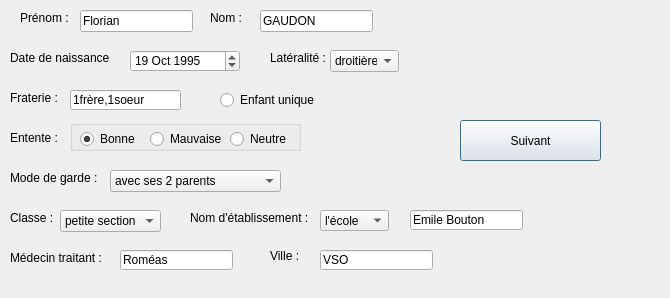
This is interface1.ui in flo91360/TrameErgo as Qt 5 draws it before an edit. The edited form follows.
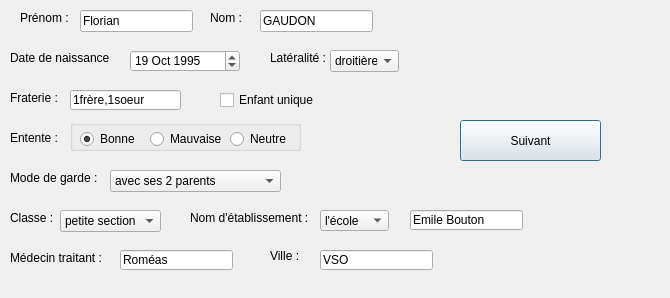
This is the edited form.

Patch:
```diff
--- a/interface1.ui
+++ b/interface1.ui
@@ -159,7 +159,7 @@
     <string>Fraterie : </string>
    </property>
   </widget>
-  <widget class="QRadioButton" name="radioButtonEnfantUnique">
+  <widget class="QCheckBox" name="checkBoxEnfantUnique">
    <property name="geometry">
     <rect>
      <x>220</x>
```
